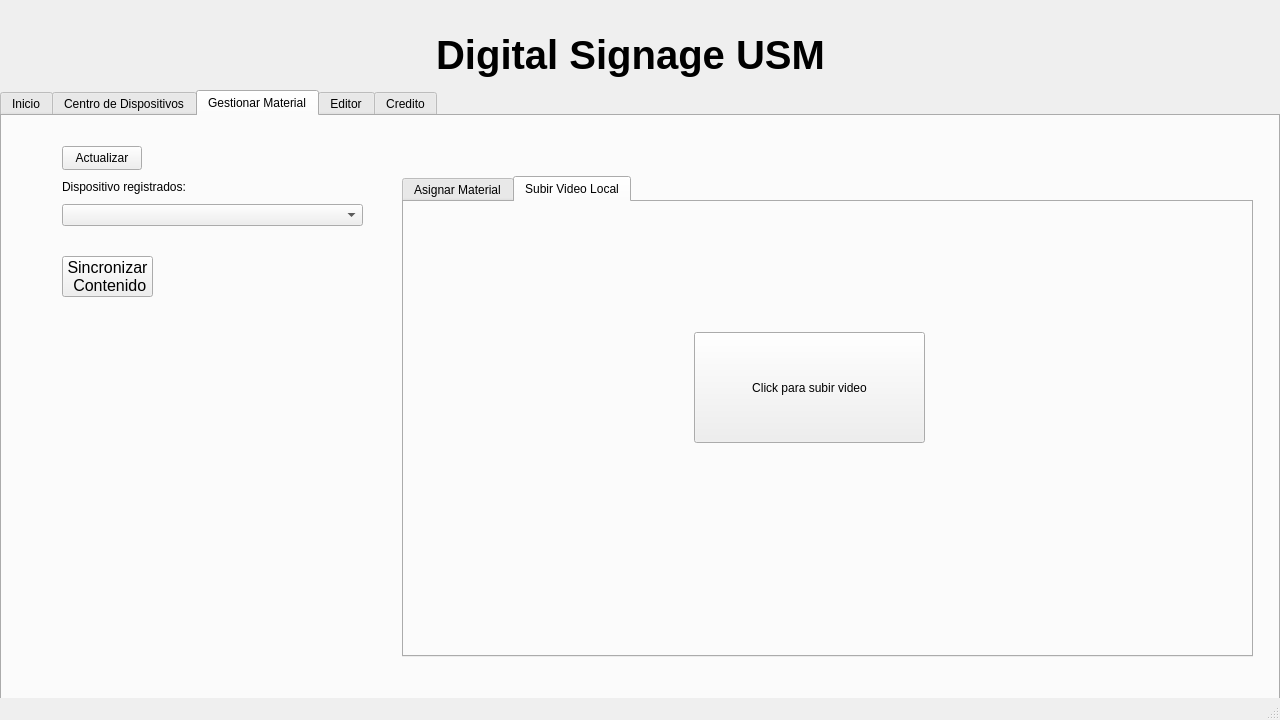
Before: the Qt Designer form ProyectoQT/Interfaz_Digital_SIgnage_USM/mainwindow.ui in seba-saca/Digital_Signage_USM, drawn with Qt 5.
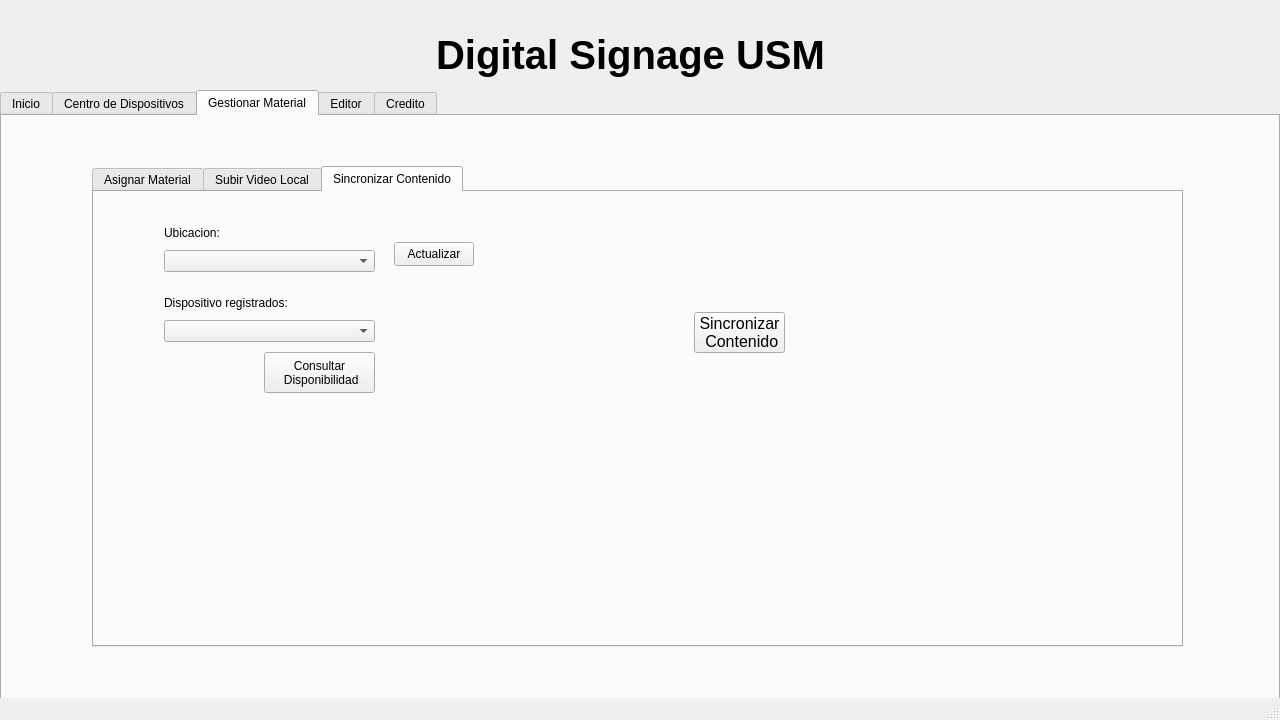
After: the same form once the commit is applied. Icons and pictures are not drawn.

```diff
--- a/ProyectoQT/Interfaz_Digital_SIgnage_USM/mainwindow.ui
+++ b/ProyectoQT/Interfaz_Digital_SIgnage_USM/mainwindow.ui
@@ -525,39 +525,17 @@
      <attribute name="title">
       <string>Gestionar Material</string>
      </attribute>
-     <widget class="QWidget" name="layoutWidget_11">
-      <property name="geometry">
-       <rect>
-        <x>60</x>
-        <y>60</y>
-        <width>301</width>
-        <height>50</height>
-       </rect>
-      </property>
-      <layout class="QVBoxLayout" name="verticalLayout_26">
-       <item>
-        <widget class="QLabel" name="asignacion_dispositivos_label">
-         <property name="text">
-          <string>Dispositivo registrados:</string>
-         </property>
-        </widget>
-       </item>
-       <item>
-        <widget class="QComboBox" name="asignacion_dispositivos"/>
-       </item>
-      </layout>
-     </widget>
      <widget class="QTabWidget" name="tabWidget_2">
       <property name="geometry">
        <rect>
-        <x>400</x>
-        <y>60</y>
-        <width>851</width>
+        <x>90</x>
+        <y>50</y>
+        <width>1091</width>
         <height>481</height>
        </rect>
       </property>
       <property name="currentIndex">
-       <number>1</number>
+       <number>2</number>
       </property>
       <widget class="QWidget" name="tab_5">
        <attribute name="title">
@@ -669,6 +647,41 @@
          <string>Quitar seleccion</string>
         </property>
        </widget>
+       <widget class="QWidget" name="layoutWidget_11">
+        <property name="geometry">
+         <rect>
+          <x>50</x>
+          <y>30</y>
+          <width>221</width>
+          <height>50</height>
+         </rect>
+        </property>
+        <layout class="QVBoxLayout" name="verticalLayout_26">
+         <item>
+          <widget class="QLabel" name="asignacion_dispositivos_label">
+           <property name="text">
+            <string>Dispositivo registrados:</string>
+           </property>
+          </widget>
+         </item>
+         <item>
+          <widget class="QComboBox" name="asignacion_dispositivos"/>
+         </item>
+        </layout>
+       </widget>
+       <widget class="QPushButton" name="Actualizar_Lista_Dispositivos">
+        <property name="geometry">
+         <rect>
+          <x>310</x>
+          <y>60</y>
+          <width>80</width>
+          <height>24</height>
+         </rect>
+        </property>
+        <property name="text">
+         <string>Actualizar</string>
+        </property>
+       </widget>
       </widget>
       <widget class="QWidget" name="tab_6">
        <attribute name="title">
@@ -677,50 +690,165 @@
        <widget class="QPushButton" name="Subir_video">
         <property name="geometry">
          <rect>
-          <x>290</x>
-          <y>130</y>
-          <width>231</width>
-          <height>111</height>
+          <x>370</x>
+          <y>360</y>
+          <width>141</width>
+          <height>41</height>
          </rect>
         </property>
         <property name="text">
-         <string>Click para subir video</string>
+         <string>Click para 
+ seleccionar video</string>
+        </property>
+       </widget>
+       <widget class="QLabel" name="label_subir_video">
+        <property name="geometry">
+         <rect>
+          <x>280</x>
+          <y>40</y>
+          <width>531</width>
+          <height>261</height>
+         </rect>
+        </property>
+        <property name="text">
+         <string>Seleccione un video para previsualizar</string>
+        </property>
+        <property name="scaledContents">
+         <bool>true</bool>
+        </property>
+        <property name="alignment">
+         <set>Qt::AlignCenter</set>
+        </property>
+       </widget>
+       <widget class="QPushButton" name="Guardar_subir_video">
+        <property name="geometry">
+         <rect>
+          <x>610</x>
+          <y>360</y>
+          <width>141</width>
+          <height>41</height>
+         </rect>
+        </property>
+        <property name="text">
+         <string>Guardar Video</string>
+        </property>
+       </widget>
+       <widget class="QLabel" name="label_estado_subir_video">
+        <property name="geometry">
+         <rect>
+          <x>780</x>
+          <y>360</y>
+          <width>61</width>
+          <height>41</height>
+         </rect>
+        </property>
+        <property name="text">
+         <string>Estado</string>
+        </property>
+        <property name="scaledContents">
+         <bool>true</bool>
+        </property>
+        <property name="alignment">
+         <set>Qt::AlignCenter</set>
         </property>
        </widget>
       </widget>
-     </widget>
-     <widget class="QPushButton" name="Actualizar_Lista_Dispositivos">
-      <property name="geometry">
-       <rect>
-        <x>60</x>
-        <y>30</y>
-        <width>80</width>
-        <height>24</height>
-       </rect>
-      </property>
-      <property name="text">
-       <string>Actualizar</string>
-      </property>
-     </widget>
-     <widget class="QPushButton" name="sincronizar">
-      <property name="geometry">
-       <rect>
-        <x>60</x>
-        <y>140</y>
-        <width>91</width>
-        <height>41</height>
-       </rect>
-      </property>
-      <property name="font">
-       <font>
-        <pointsize>12</pointsize>
-        <bold>false</bold>
-       </font>
-      </property>
-      <property name="text">
-       <string>Sincronizar 
+      <widget class="QWidget" name="tab_7">
+       <attribute name="title">
+        <string>Sincronizar Contenido</string>
+       </attribute>
+       <widget class="QPushButton" name="sincronizar">
+        <property name="geometry">
+         <rect>
+          <x>600</x>
+          <y>120</y>
+          <width>91</width>
+          <height>41</height>
+         </rect>
+        </property>
+        <property name="font">
+         <font>
+          <pointsize>12</pointsize>
+          <bold>false</bold>
+         </font>
+        </property>
+        <property name="text">
+         <string>Sincronizar 
  Contenido</string>
-      </property>
+        </property>
+       </widget>
+       <widget class="QPushButton" name="sincronizar_check_dispo">
+        <property name="geometry">
+         <rect>
+          <x>170</x>
+          <y>160</y>
+          <width>111</width>
+          <height>41</height>
+         </rect>
+        </property>
+        <property name="text">
+         <string>Consultar 
+ Disponibilidad</string>
+        </property>
+       </widget>
+       <widget class="QWidget" name="layoutWidget_13">
+        <property name="geometry">
+         <rect>
+          <x>70</x>
+          <y>100</y>
+          <width>211</width>
+          <height>50</height>
+         </rect>
+        </property>
+        <layout class="QVBoxLayout" name="verticalLayout_28">
+         <item>
+          <widget class="QLabel" name="label_sincronizacion_devices">
+           <property name="text">
+            <string>Dispositivo registrados:</string>
+           </property>
+          </widget>
+         </item>
+         <item>
+          <widget class="QComboBox" name="lista_sincronizacion_devices"/>
+         </item>
+        </layout>
+       </widget>
+       <widget class="QPushButton" name="actualizar_sincronizacion_lista_devices">
+        <property name="geometry">
+         <rect>
+          <x>300</x>
+          <y>50</y>
+          <width>80</width>
+          <height>24</height>
+         </rect>
+        </property>
+        <property name="text">
+         <string>Actualizar</string>
+        </property>
+       </widget>
+       <widget class="QWidget" name="layoutWidget_9">
+        <property name="geometry">
+         <rect>
+          <x>70</x>
+          <y>30</y>
+          <width>211</width>
+          <height>50</height>
+         </rect>
+        </property>
+        <layout class="QVBoxLayout" name="verticalLayout_23">
+         <item>
+          <widget class="QLabel" name="label_sincronizacion_ubicacion">
+           <property name="text">
+            <string>Ubicacion:</string>
+           </property>
+          </widget>
+         </item>
+         <item>
+          <widget class="QComboBox" name="lista_sincronizacion_ubicacion"/>
+         </item>
+        </layout>
+       </widget>
+      </widget>
      </widget>
     </widget>
     <widget class="QWidget" name="EditPlantilla">
```
Left out of the diff: 22 changed lines with no effect on the pictures.
